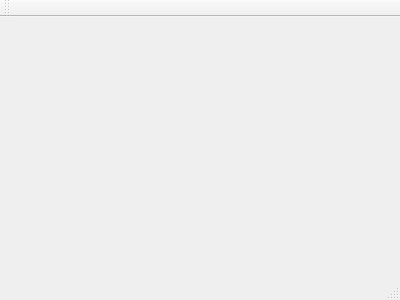
cerevra/dataManagment, file mainwindow.ui: the form before one commit.
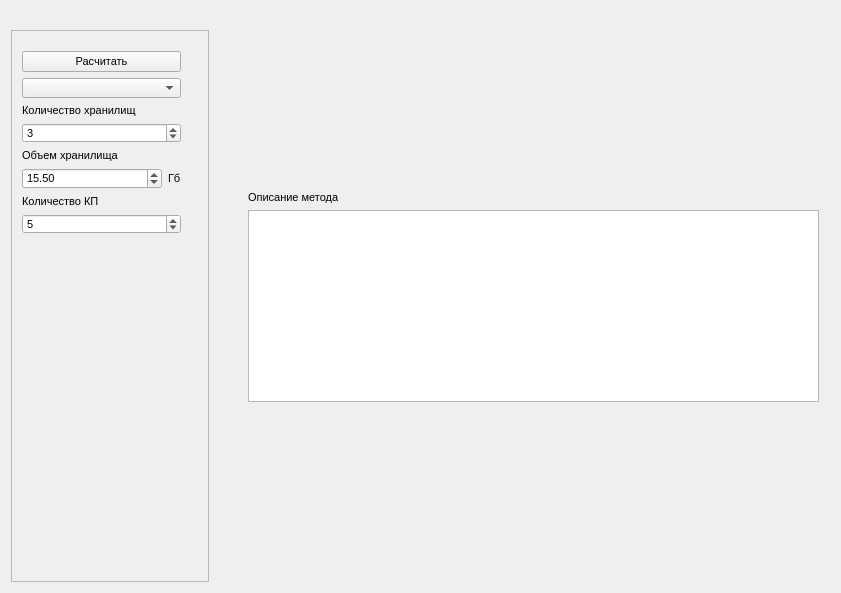
The form after the commit.

Commit message: есть основные компоненты интерфейса

The edit to the form file:
```diff
--- a/mainwindow.ui
+++ b/mainwindow.ui
@@ -1,24 +1,275 @@
 <ui version="4.0">
  <class>MainWindow</class>
- <widget class="QMainWindow" name="MainWindow" >
-  <property name="geometry" >
+ <widget class="QMainWindow" name="MainWindow">
+  <property name="geometry">
    <rect>
     <x>0</x>
     <y>0</y>
-    <width>400</width>
-    <height>300</height>
+    <width>841</width>
+    <height>593</height>
    </rect>
   </property>
-  <property name="windowTitle" >
+  <property name="font">
+   <font>
+    <pointsize>8</pointsize>
+   </font>
+  </property>
+  <property name="windowTitle">
    <string>MainWindow</string>
   </property>
-  <widget class="QMenuBar" name="menuBar" />
-  <widget class="QToolBar" name="mainToolBar" />
-  <widget class="QWidget" name="centralWidget" />
-  <widget class="QStatusBar" name="statusBar" />
+  <widget class="QWidget" name="centralWidget">
+   <layout class="QVBoxLayout" name="verticalLayout_4">
+    <item>
+     <widget class="QWidget" name="widget_2" native="true">
+      <property name="sizePolicy">
+       <sizepolicy hsizetype="Expanding" vsizetype="Fixed">
+        <horstretch>0</horstretch>
+        <verstretch>0</verstretch>
+       </sizepolicy>
+      </property>
+      <layout class="QVBoxLayout" name="verticalLayout_3">
+       <item>
+        <widget class="QLabel" name="label">
+         <property name="text">
+          <string>Описание метода</string>
+         </property>
+        </widget>
+       </item>
+       <item>
+        <widget class="QPlainTextEdit" name="plainTextEdit">
+         <property name="undoRedoEnabled">
+          <bool>true</bool>
+         </property>
+         <property name="readOnly">
+          <bool>true</bool>
+         </property>
+        </widget>
+       </item>
+      </layout>
+     </widget>
+    </item>
+   </layout>
+  </widget>
+  <widget class="QDockWidget" name="dockWidget">
+   <property name="sizePolicy">
+    <sizepolicy hsizetype="Fixed" vsizetype="Fixed">
+     <horstretch>0</horstretch>
+     <verstretch>0</verstretch>
+    </sizepolicy>
+   </property>
+   <property name="minimumSize">
+    <size>
+     <width>220</width>
+     <height>111</height>
+    </size>
+   </property>
+   <property name="maximumSize">
+    <size>
+     <width>220</width>
+     <height>524287</height>
+    </size>
+   </property>
+   <property name="floating">
+    <bool>false</bool>
+   </property>
+   <property name="features">
+    <set>QDockWidget::DockWidgetMovable</set>
+   </property>
+   <property name="allowedAreas">
+    <set>Qt::LeftDockWidgetArea|Qt::RightDockWidgetArea</set>
+   </property>
+   <attribute name="dockWidgetArea">
+    <number>1</number>
+   </attribute>
+   <widget class="QWidget" name="dockWidgetContents_2">
+    <layout class="QGridLayout" name="gridLayout">
+     <item row="0" column="1">
+      <widget class="QFrame" name="frame">
+       <property name="frameShape">
+        <enum>QFrame::StyledPanel</enum>
+       </property>
+       <property name="frameShadow">
+        <enum>QFrame::Raised</enum>
+       </property>
+       <property name="lineWidth">
+        <number>5</number>
+       </property>
+       <widget class="QWidget" name="widget" native="true">
+        <property name="geometry">
+         <rect>
+          <x>0</x>
+          <y>10</y>
+          <width>181</width>
+          <height>204</height>
+         </rect>
+        </property>
+        <property name="sizePolicy">
+         <sizepolicy hsizetype="Expanding" vsizetype="Fixed">
+          <horstretch>0</horstretch>
+          <verstretch>0</verstretch>
+         </sizepolicy>
+        </property>
+        <layout class="QVBoxLayout" name="verticalLayout">
+         <item>
+          <widget class="QPushButton" name="pushButton">
+           <property name="text">
+            <string>Расчитать</string>
+           </property>
+          </widget>
+         </item>
+         <item>
+          <widget class="QComboBox" name="comboBox">
+           <property name="sizePolicy">
+            <sizepolicy hsizetype="Expanding" vsizetype="Fixed">
+             <horstretch>0</horstretch>
+             <verstretch>0</verstretch>
+            </sizepolicy>
+           </property>
+          </widget>
+         </item>
+         <item>
+          <widget class="QLabel" name="label_arcsCount">
+           <property name="text">
+            <string>Количество хранилищ</string>
+           </property>
+          </widget>
+         </item>
+         <item>
+          <widget class="QSpinBox" name="spinBox_arcCount">
+           <property name="sizePolicy">
+            <sizepolicy hsizetype="Expanding" vsizetype="Fixed">
+             <horstretch>0</horstretch>
+             <verstretch>0</verstretch>
+            </sizepolicy>
+           </property>
+           <property name="value">
+            <number>3</number>
+           </property>
+          </widget>
+         </item>
+         <item>
+          <widget class="QLabel" name="label_arcsCapacity">
+           <property name="text">
+            <string>Объем хранилища</string>
+           </property>
+          </widget>
+         </item>
+         <item>
+          <layout class="QHBoxLayout" name="horizontalLayout">
+           <property name="sizeConstraint">
+            <enum>QLayout::SetMinimumSize</enum>
+           </property>
+           <property name="leftMargin">
+            <number>0</number>
+           </property>
+           <item>
+            <widget class="QDoubleSpinBox" name="doubleSpinBox_arcCapacity">
+             <property name="sizePolicy">
+              <sizepolicy hsizetype="Expanding" vsizetype="Fixed">
+               <horstretch>0</horstretch>
+               <verstretch>0</verstretch>
+              </sizepolicy>
+             </property>
+             <property name="buttonSymbols">
+              <enum>QAbstractSpinBox::UpDownArrows</enum>
+             </property>
+             <property name="accelerated">
+              <bool>false</bool>
+             </property>
+             <property name="showGroupSeparator" stdset="0">
+              <bool>false</bool>
+             </property>
+             <property name="maximum">
+              <double>128.000000000000000</double>
+             </property>
+             <property name="value">
+              <double>15.500000000000000</double>
+             </property>
+            </widget>
+           </item>
+           <item>
+            <widget class="QLabel" name="label_arc_gb">
+             <property name="text">
+              <string>Гб</string>
+             </property>
+            </widget>
+           </item>
+          </layout>
+         </item>
+         <item>
+          <widget class="QLabel" name="label_kpCount">
+           <property name="text">
+            <string>Количество КП</string>
+           </property>
+          </widget>
+         </item>
+         <item>
+          <widget class="QSpinBox" name="spinBox_kpCount">
+           <property name="sizePolicy">
+            <sizepolicy hsizetype="Expanding" vsizetype="Fixed">
+             <horstretch>0</horstretch>
+             <verstretch>0</verstretch>
+            </sizepolicy>
+           </property>
+           <property name="suffix">
+            <string/>
+           </property>
+           <property name="minimum">
+            <number>1</number>
+           </property>
+           <property name="maximum">
+            <number>1000</number>
+           </property>
+           <property name="value">
+            <number>5</number>
+           </property>
+          </widget>
+         </item>
+        </layout>
+        <zorder>pushButton</zorder>
+        <zorder>comboBox</zorder>
+        <zorder>label_arcsCount</zorder>
+        <zorder>spinBox_arcCount</zorder>
+        <zorder>label_arcsCapacity</zorder>
+        <zorder>spinBox_kpCount</zorder>
+        <zorder>label_kpCount</zorder>
+       </widget>
+       <widget class="QWidget" name="widget_kpCapacities" native="true">
+        <property name="geometry">
+         <rect>
+          <x>0</x>
+          <y>210</y>
+          <width>181</width>
+          <height>319</height>
+         </rect>
+        </property>
+        <layout class="QGridLayout" name="gridLayout_2">
+         <item row="0" column="0">
+          <layout class="QFormLayout" name="formLayout">
+           <property name="sizeConstraint">
+            <enum>QLayout::SetMaximumSize</enum>
+           </property>
+          </layout>
+         </item>
+        </layout>
+       </widget>
+      </widget>
+     </item>
+    </layout>
+   </widget>
+  </widget>
+  <widget class="QMenuBar" name="menuBar">
+   <property name="geometry">
+    <rect>
+     <x>0</x>
+     <y>0</y>
+     <width>841</width>
+     <height>21</height>
+    </rect>
+   </property>
+  </widget>
  </widget>
- <layoutDefault spacing="6" margin="11" />
- <pixmapfunction></pixmapfunction>
+ <layoutdefault spacing="6" margin="11"/>
  <resources/>
  <connections/>
 </ui>
```
Left out of the diff: 1 changed line with no effect on the pictures. The commit also changes 2 other files.
